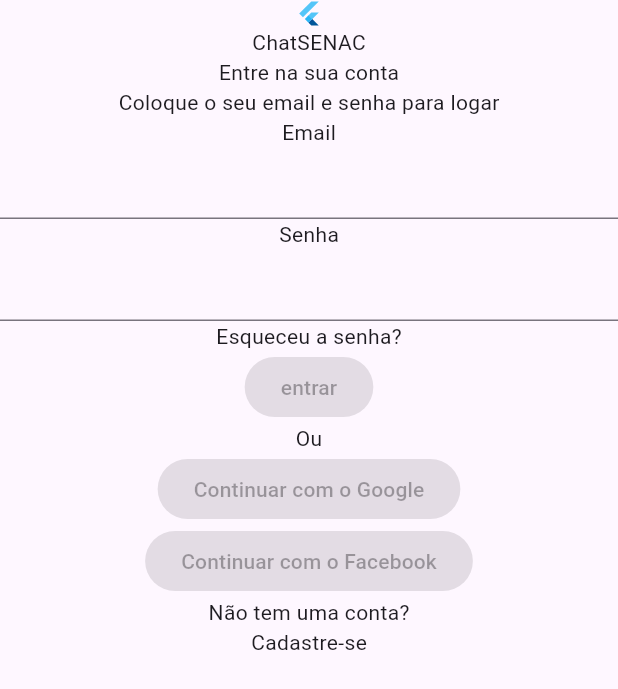
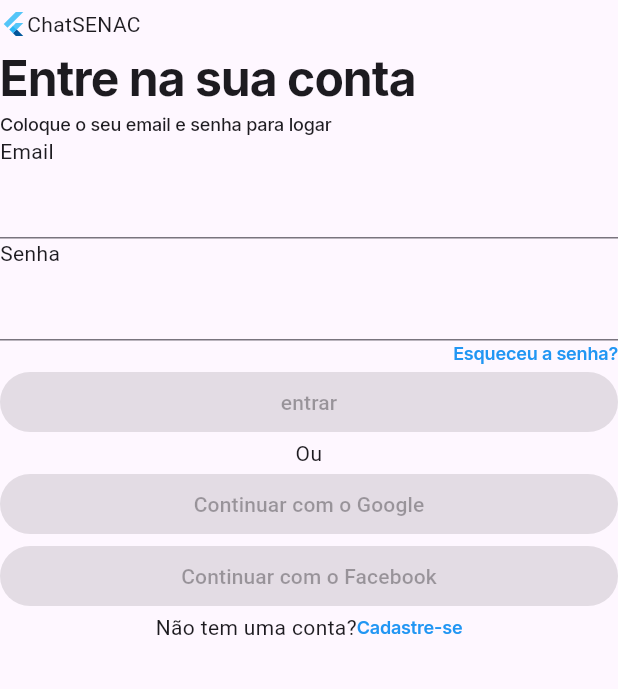
Before and after one commit to Gabriel22325/ChatSENAC, a Flutter app: the screen it shows after launch, on a phone screen of 412 x 824 dp. Shown: the top 689 px of the screen. Run offline on Flutter 3.47's test engine with Material 3 defaults, Android fonts, the phone set to English and light mode, and no system bars.

Commit message:
quarto commit

```diff
--- a/lib/main.dart
+++ b/lib/main.dart
@@ -1,4 +1,5 @@
 import 'package:flutter/material.dart';
+import 'package:primeiro_app/utilitarios/tipografia.dart';
 
 void main() {
   runApp(MyApp());
@@ -9,7 +10,7 @@ class MyApp extends StatelessWidget {
   Widget build(BuildContext context) {
     return MaterialApp(
       home: Scaffold(
-        body: Login(),
+        body: SafeArea(child: Login()),
       ),
     );
   }
@@ -19,22 +20,41 @@ class Login extends StatelessWidget {
   @override
   Widget build(BuildContext context) {
     return Column(
+      crossAxisAlignment: CrossAxisAlignment.stretch,
       children: [
-        FlutterLogo(size: 18,),
-        Text("ChatSENAC"),
-        Text("Entre na sua conta"),
-        Text("Coloque o seu email e senha para logar"),
+        Row(children: [FlutterLogo(size: 18,),
+          Text("ChatSENAC"),
+          SizedBox(height: 32,)
+        ],
+        ),
+        //Titulos
+
+        Text("Entre na sua conta", style: Tipografia.h1
+        ),
+        Text("Coloque o seu email e senha para logar" , style: Tipografia.subtitulo),
+
+
+        // Campos
         Text("Email"),
         TextField(),
         Text("Senha"),
         TextField(),
-        InkWell(child: Text("Esqueceu a senha?")),
+        InkWell(child: Text("Esqueceu a senha?", textAlign: TextAlign.right,
+          style: Tipografia.Link,)),
+
+        //Botões
         ElevatedButton(onPressed: null, child: Text("entrar")),
-        Text("Ou"),
+        Text("Ou", textAlign: TextAlign.center,),
         ElevatedButton(onPressed: null, child: Text("Continuar com o Google")),
-        ElevatedButton(onPressed: null, child: Text("Continuar com o Facebook")),
-        Text("Não tem uma conta?"),
-        InkWell(child: Text("Cadastre-se")),
+        ElevatedButton(
+            onPressed: null, child: Text("Continuar com o Facebook")),
+        Row(
+          mainAxisAlignment: MainAxisAlignment.center,
+          children: [
+            Text("Não tem uma conta?"),
+            InkWell(child: Text("Cadastre-se",
+            style: Tipografia.Link)),
+          ],)
       ],
     );
   }
--- /dev/null
+++ b/lib/utilitarios/tipografia.dart
@@ -0,0 +1,28 @@
+import 'package:flutter/material.dart';
+
+class Tipografia {
+  static TextStyle h1 = TextStyle(
+    fontSize: 32,
+    fontWeight: FontWeight.bold,
+    fontFamily: "Inter",
+    height: 1.3,
+    letterSpacing: 32 * -0.02,
+  );
+
+  static TextStyle subtitulo = TextStyle(
+    fontSize: 12,
+    fontWeight: FontWeight.w500,
+    fontFamily: "Inter",
+    height: 1.4,
+    letterSpacing: 12 * -0.01,
+  );
+
+  static TextStyle Link = TextStyle(
+    fontSize: 12,
+    fontWeight: FontWeight.w600,
+    fontFamily: "Inter",
+    height: 1.4,
+    letterSpacing: 12 * -0.01,
+    color: Colors.blue,
+  );
+}
```
Also changed, not shown: pubspec.yaml (+6 -1 lines), assets/fontes/Inter-Italic.ttf (added), assets/fontes/Inter-Regular.ttf (added), 1 other file.
